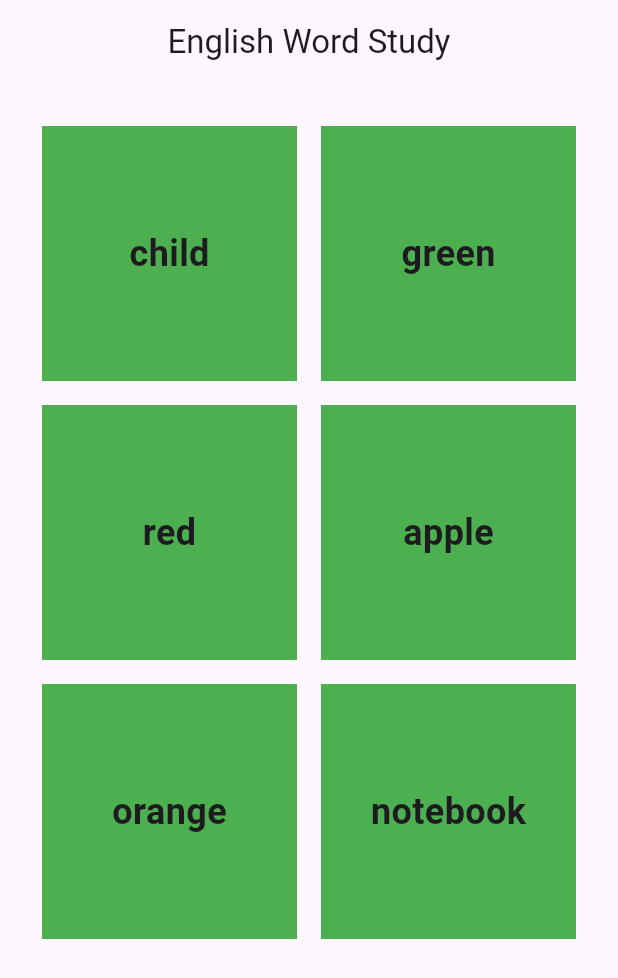
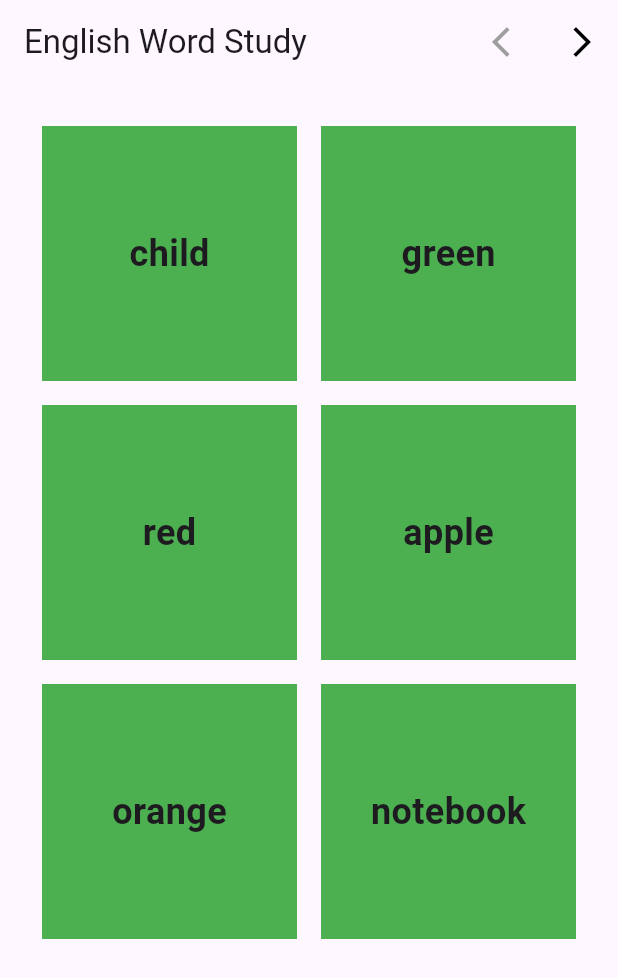
Before and after one commit to miyigun/drag_and_drop, a Flutter app: the screen it shows after launch, on a phone screen of 412 x 824 dp. Shown: the top 978 px of the screen. Run offline on Flutter 3.47's test engine with Material 3 defaults, Android fonts, the phone set to English and light mode, and no system bars; our stand-ins replace get.

Commit message:
Commit 3

```diff
--- a/lib/controller/const.dart
+++ b/lib/controller/const.dart
@@ -6,5 +6,11 @@ List<WordCardModel> data = [
   WordCardModel(englishWord: "red", translateWord: "kırmızı"),
   WordCardModel(englishWord: "apple", translateWord: "elma"),
   WordCardModel(englishWord: "orange", translateWord: "portakal"),
-  WordCardModel(englishWord: "notebook", translateWord: "defter")
+  WordCardModel(englishWord: "notebook", translateWord: "defter"),
+  WordCardModel(englishWord: "yellow", translateWord: "sarı"),
+  WordCardModel(englishWord: "chair", translateWord: "sandalye"),
+  WordCardModel(englishWord: "table", translateWord: "masa"),
+  WordCardModel(englishWord: "desk", translateWord: "sıra"),
+  WordCardModel(englishWord: "glass", translateWord: "bardak"),
+  WordCardModel(englishWord: "television", translateWord: "televizyon")
 ];
--- /dev/null
+++ b/lib/controller/controller.dart
@@ -0,0 +1,22 @@
+import 'package:drag_and_drop/controller/const.dart';
+import 'package:get/get.dart';
+
+class Controller extends GetxController {
+  var pageNumber=0.obs;
+
+  void changePageIndexIncrease() {
+    if (pageNumber.value<(data.length/6-1).toInt()){
+      pageNumber.value=pageNumber.value+1;
+    }
+
+    update();
+  }
+
+  void changePageIndexDecrease() {
+    if (pageNumber.value>0){
+      pageNumber.value=pageNumber.value-1;
+    }
+
+    update();
+  }
+}
--- a/lib/view/home.dart
+++ b/lib/view/home.dart
@@ -1,5 +1,9 @@
 import 'package:drag_and_drop/controller/const.dart';
+import 'package:drag_and_drop/controller/controller.dart';
 import 'package:flutter/material.dart';
+import 'package:get/get.dart';
+
+final Controller controller = Get.put(Controller());
 
 class Home extends StatefulWidget {
   const Home({super.key, required this.title});
@@ -15,13 +19,26 @@ class _HomeState extends State<Home> {
   Widget build(BuildContext context) {
     return Scaffold(
       appBar: AppBar(
-        centerTitle: true,
         title: Text(widget.title),
+        actions: [
+          Obx(()=> IconButton(
+              onPressed: () => controller.changePageIndexDecrease(),
+              icon: Icon(Icons.arrow_back_ios),
+              color: controller.pageNumber.value>0 ? Colors.black : Colors.grey,
+            ),
+          ),
+          Obx(()=>IconButton(
+              onPressed: () => controller.changePageIndexIncrease(),
+            color: controller.pageNumber.value< (data.length/6-1).toInt()? Colors.black : Colors.grey,
+              icon: Icon(Icons.arrow_forward_ios),
+            ),
+          ),
+        ],
       ),
       body: Padding(
           padding: const EdgeInsets.all(20.0),
           child: GridView.builder(
-            itemCount: data.length,
+            itemCount: 6,
             padding: const EdgeInsets.all(8),
             shrinkWrap: true,
             gridDelegate: const SliverGridDelegateWithFixedCrossAxisCount(
@@ -33,20 +50,23 @@ class _HomeState extends State<Home> {
               return Draggable(
                 feedback: Container(
                   //Taşınabilir Container
-                  color: Colors.orange,
+                  color: Colors.green,
                   width: 80,
                   height: 80,
                 ),
                 childWhenDragging: Container(
                   //Tabandaki Container
-                  color: Colors.red,
+                  color: Colors.blue,
                   width: 80,
                   height: 80,
                   child: Center(
-                      child: Text(
-                    data[index].translateWord,
-                    style: const TextStyle(
-                        fontSize: 24, fontWeight: FontWeight.bold),
+                      child: Obx(
+                    () => Text(
+                      data[controller.pageNumber.value * 6 + index]
+                          .translateWord,
+                      style: const TextStyle(
+                          fontSize: 24, fontWeight: FontWeight.bold),
+                    ),
                   )),
                 ),
                 child: Container(
@@ -55,10 +75,13 @@ class _HomeState extends State<Home> {
                     width: 80,
                     height: 80,
                     child: Center(
-                      child: Text(
-                        data[index].englishWord,
-                        style: const TextStyle(
-                            fontSize: 24, fontWeight: FontWeight.bold),
+                      child: Obx(
+                        () => Text(
+                          data[controller.pageNumber.value * 6 + index]
+                              .englishWord,
+                          style: const TextStyle(
+                              fontSize: 24, fontWeight: FontWeight.bold),
+                        ),
                       ),
                     )),
               );
--- a/pubspec.yaml
+++ b/pubspec.yaml
@@ -30,6 +30,7 @@ environment:
 dependencies:
   flutter:
     sdk: flutter
+  get: ^4.6.6
 
 
   # The following adds the Cupertino Icons font to your application.
```
Also changed, not shown: pubspec.lock.
